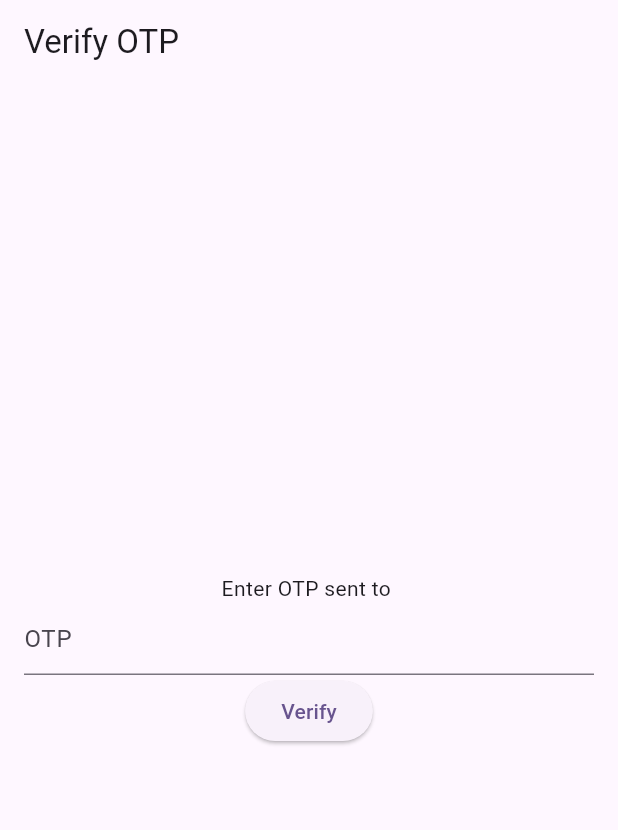
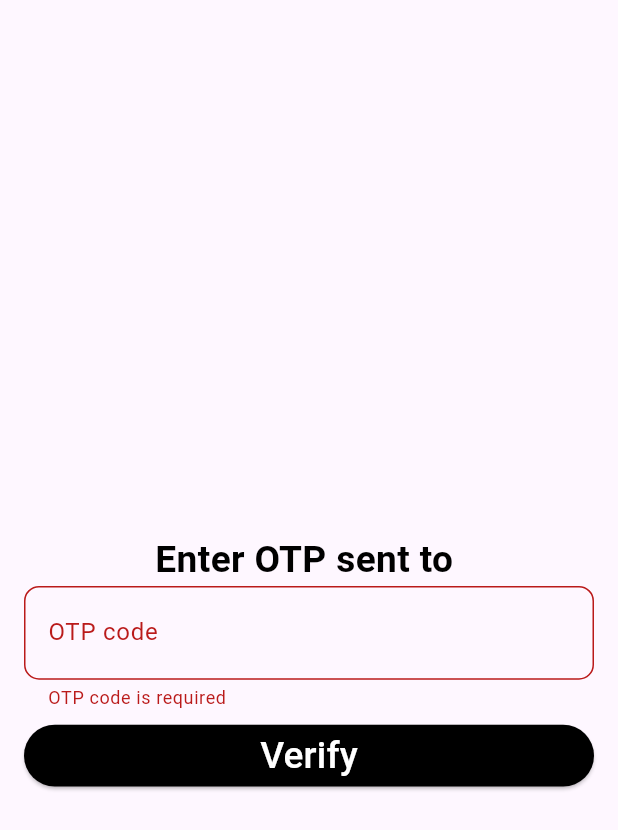
Before and after one commit to Vepa03/register_verif_app, a Flutter app: the OtpScreen screen opened directly with empty values, after a tap on "Verify", on a phone screen of 412 x 824 dp. Shown: the top 830 px of the screen. Run offline on Flutter 3.47's test engine with Material 3 defaults, Android fonts, the phone set to English and light mode, and no system bars.

Commit message:
otp page fixed

```diff
--- a/lib/pages/otp.dart
+++ b/lib/pages/otp.dart
@@ -49,24 +49,58 @@ class _OtpScreenState extends State<OtpScreen> {
 
   @override
   Widget build(BuildContext context) {
+    var width = MediaQuery.of(context).size.width;
+    var height = MediaQuery.of(context).size.height;
+    final _formKey = GlobalKey<FormState>();
     return Scaffold(
-      appBar: AppBar(title: const Text("Verify OTP")),
+      appBar: AppBar(),
       body: Padding(
         padding: const EdgeInsets.all(16.0),
+        child: Form(
+          key: _formKey,
           child: Column(
             mainAxisAlignment: MainAxisAlignment.center,
             children: [
-            Text("Enter OTP sent to ${widget.email}"),
-            TextField(
+              Text("Enter OTP sent to ${widget.email}", style: TextStyle(fontSize: width*0.06, color: Colors.black, fontWeight: FontWeight.bold),),
+              TextFormField(
                 controller: otpController,
-              decoration: const InputDecoration(hintText: "OTP"),
+                validator: (value){
+                  if (value == null || value.isEmpty) {
+                    return "OTP code is required";
+                  }
+                    return null;
+                },
+                decoration: InputDecoration(
+                  prefix: Padding(
+                    padding: const EdgeInsets.only(left: 10.0, right: 10.0),
+                    child: Icon(Icons.key),
+                  ),
+                  label: Text("OTP code"),
+                  border: OutlineInputBorder(
+                    borderRadius: BorderRadius.circular(10)
+                  )
+                ),
                 keyboardType: TextInputType.number,
               ),
-            ElevatedButton(
-              onPressed: verifyOtp,
-              child: const Text("Verify"),
+              SizedBox(height: 10.0,),
+              SizedBox(
+                width: width,
+                height: height*0.05,
+                child: ElevatedButton(
+                  onPressed: (){
+                    if(_formKey.currentState!.validate()){
+                      verifyOtp();
+                    }
+                  },
+                  child: Text("Verify", style: TextStyle(color: Colors.white, fontSize: width*0.06),),
+                  style: ElevatedButton.styleFrom(
+                    backgroundColor: Colors.black
                   ),
+                ),
+              ),
+
             ],
+          ),
         ),
       ),
     );
```
Also changed, not shown: lib/pages/HomePage.dart (+5 -5 lines), lib/pages/LoginPage.dart (+4 -4 lines). Lines whose indentation alone changed are shown as unchanged.
